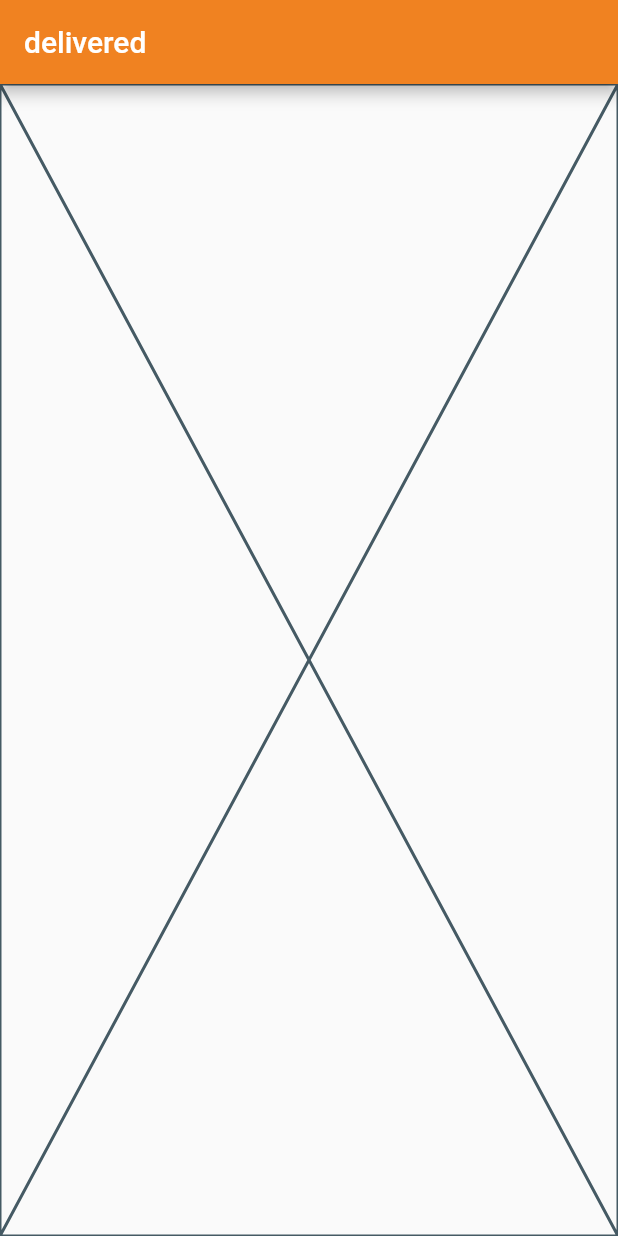
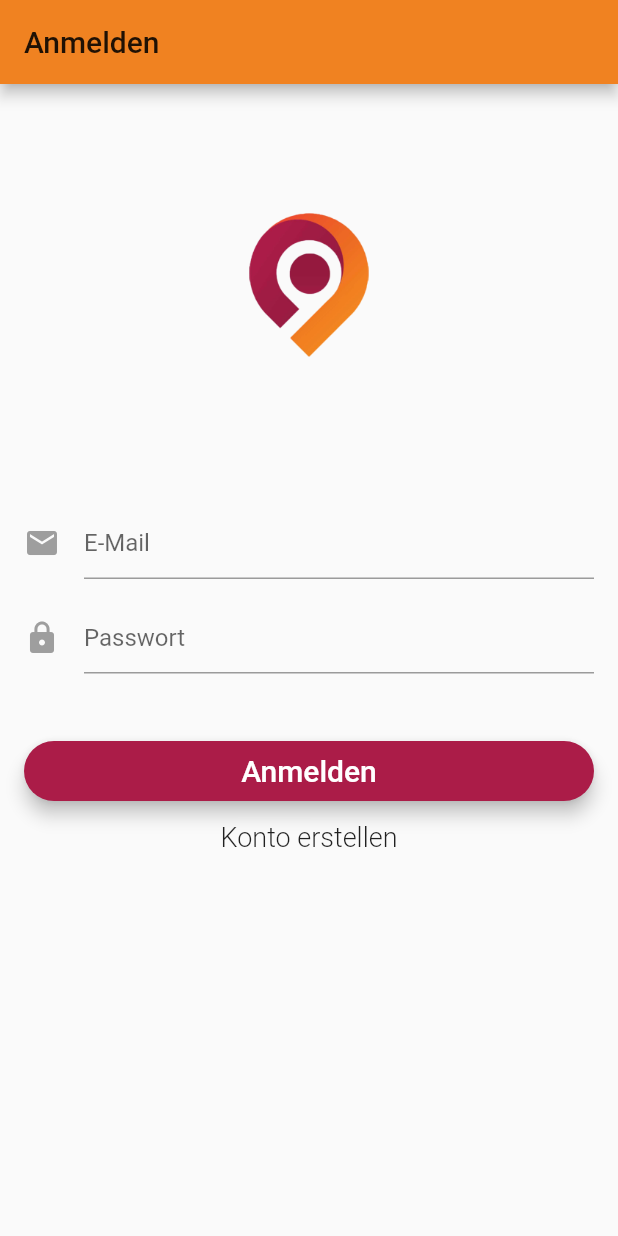
Before and after one commit to wirvsvirus-delivered/app, a Flutter app: the screen it shows after launch, on a phone screen of 412 x 824 dp. Run offline on Flutter 3.47's test engine with Material 2 defaults, Android fonts, the phone set to English and light mode, and no system bars; our stand-ins replace carousel_slider, firebase_auth; accounts and stored records are empty.

Commit message:
Added login page

```diff
--- a/lib/main.dart
+++ b/lib/main.dart
@@ -1,4 +1,5 @@
 import 'package:delivered/pages/root_page.dart';
+import 'package:delivered/services/auth.dart';
 import 'package:flutter/material.dart';
 
 void main() => runApp(MyApp());
@@ -23,8 +24,9 @@ class MyApp extends StatelessWidget {
             900: Color(0xffE5520B)
           }),
           accentColor: Color(0xffab1c48)),
-      darkTheme: ThemeData(brightness: Brightness.dark),
-      home: RootPage(title: 'delivered'),
+      darkTheme: ThemeData(
+          brightness: Brightness.dark, accentColor: Color(0xffab1c48)),
+      home: RootPage(auth: new Auth()),
     );
   }
 }
--- a/lib/pages/login_page.dart
+++ b/lib/pages/login_page.dart
@@ -1,17 +1,17 @@
 import 'package:delivered/services/auth.dart';
 import 'package:flutter/material.dart';
 
-class LoginSignupPage extends StatefulWidget {
-  LoginSignupPage({this.auth, this.loginCallback});
+class LoginPage extends StatefulWidget {
+  LoginPage({this.auth, this.loginCallback});
 
   final BaseAuth auth;
   final VoidCallback loginCallback;
 
   @override
-  State<StatefulWidget> createState() => new _LoginSignupPageState();
+  State<StatefulWidget> createState() => new _LoginPageState();
 }
 
-class _LoginSignupPageState extends State<LoginSignupPage> {
+class _LoginPageState extends State<LoginPage> {
   final _formKey = new GlobalKey<FormState>();
 
   String _email;
@@ -91,7 +91,7 @@ class _LoginSignupPageState extends State<LoginSignupPage> {
   Widget build(BuildContext context) {
     return new Scaffold(
         appBar: new AppBar(
-          title: new Text('Flutter login demo'),
+          title: new Text(_isLoginForm ? 'Anmelden' : 'Registrieren'),
         ),
         body: Stack(
           children: <Widget>[
@@ -178,7 +178,7 @@ class _LoginSignupPageState extends State<LoginSignupPage> {
         child: CircleAvatar(
           backgroundColor: Colors.transparent,
           radius: 48.0,
-          child: Image.asset('assets/flutter-icon.png'),
+          child: Image.asset('assets/logo.png'),
         ),
       ),
     );
@@ -192,12 +192,12 @@ class _LoginSignupPageState extends State<LoginSignupPage> {
         keyboardType: TextInputType.emailAddress,
         autofocus: false,
         decoration: new InputDecoration(
-            hintText: 'Email',
+            hintText: 'E-Mail',
             icon: new Icon(
               Icons.mail,
               color: Colors.grey,
             )),
-        validator: (value) => value.isEmpty ? 'Email can\'t be empty' : null,
+        validator: (value) => value.isEmpty ? 'E-Mail kann nicht lehr sein' : null,
         onSaved: (value) => _email = value.trim(),
       ),
     );
@@ -211,12 +211,12 @@ class _LoginSignupPageState extends State<LoginSignupPage> {
         obscureText: true,
         autofocus: false,
         decoration: new InputDecoration(
-            hintText: 'Password',
+            hintText: 'Passwort',
             icon: new Icon(
               Icons.lock,
               color: Colors.grey,
             )),
-        validator: (value) => value.isEmpty ? 'Password can\'t be empty' : null,
+        validator: (value) => value.isEmpty ? 'Passwort kann nicht lehr sein' : null,
         onSaved: (value) => _password = value.trim(),
       ),
     );
@@ -225,7 +225,7 @@ class _LoginSignupPageState extends State<LoginSignupPage> {
   Widget showSecondaryButton() {
     return new FlatButton(
         child: new Text(
-            _isLoginForm ? 'Create an account' : 'Have an account? Sign in',
+            _isLoginForm ? 'Konto erstellen' : 'Du hast schon einen Konto? Anmelden',
             style: new TextStyle(fontSize: 18.0, fontWeight: FontWeight.w300)),
         onPressed: toggleFormMode);
   }
@@ -239,8 +239,8 @@ class _LoginSignupPageState extends State<LoginSignupPage> {
             elevation: 5.0,
             shape: new RoundedRectangleBorder(
                 borderRadius: new BorderRadius.circular(30.0)),
-            color: Colors.blue,
-            child: new Text(_isLoginForm ? 'Login' : 'Create account',
+            color: Theme.of(context).accentColor,
+            child: new Text(_isLoginForm ? 'Anmelden' : 'Registrieren',
                 style: new TextStyle(fontSize: 20.0, color: Colors.white)),
             onPressed: validateAndSubmit,
           ),
--- a/lib/pages/root_page.dart
+++ b/lib/pages/root_page.dart
@@ -1,22 +1,78 @@
+import 'dart:developer';
+
+import 'package:delivered/pages/login_page.dart';
+import 'package:delivered/pages/main_page.dart';
+import 'package:delivered/services/auth.dart';
 import 'package:flutter/material.dart';
 
+enum AuthStatus {
+  NOT_DETERMINED,
+  NOT_LOGGED_IN,
+  LOGGED_IN,
+}
+
 class RootPage extends StatefulWidget {
-  RootPage({Key key, this.title}) : super(key: key);
+  RootPage({this.auth});
 
-  final String title;
+  final BaseAuth auth;
 
   @override
   _RootPageState createState() => _RootPageState();
 }
 
 class _RootPageState extends State<RootPage> {
+  AuthStatus authStatus = AuthStatus.NOT_DETERMINED;
+  String _userId = "";
+
+  @override
+  void initState() {
+    super.initState();
+    widget.auth.getCurrentUser().then((user) {
+      setState(() {
+        if (user != null) {
+          _userId = user?.uid;
+        }
+        authStatus =
+            user?.uid == null ? AuthStatus.NOT_LOGGED_IN : AuthStatus.LOGGED_IN;
+      });
+    });
+  }
+
+  Widget buildWaitingScreen() {
+    return Scaffold(
+      body: Container(
+        alignment: Alignment.center,
+        child: CircularProgressIndicator(),
+      ),
+    );
+  }
+
+  void loginCallback() {
+    widget.auth.getCurrentUser().then((user) {
+      setState(() {
+        _userId = user.uid.toString();
+      });
+    });
+    setState(() {
+      authStatus = AuthStatus.LOGGED_IN;
+    });
+  }
+
+  void logoutCallback() {
+    setState(() {
+      authStatus = AuthStatus.NOT_LOGGED_IN;
+      _userId = "";
+    });
+  }
+
   @override
   Widget build(BuildContext context) {
-    return Scaffold(
-      appBar: AppBar(
-        title: Text(widget.title, style: TextStyle(color: Color(0xFFFFFFFF))),
-      ),
-      body: Placeholder(),
-    );
+    log("UserId: " + _userId);
+    if (authStatus == AuthStatus.LOGGED_IN) {
+      return new MainPage();
+    } else if (authStatus == AuthStatus.NOT_LOGGED_IN) {
+      return new LoginPage(auth: widget.auth, loginCallback: loginCallback);
+    }
+    return buildWaitingScreen();
   }
 }
--- a/pubspec.yaml
+++ b/pubspec.yaml
@@ -44,9 +44,8 @@ flutter:
   uses-material-design: true
 
   # To add assets to your application, add an assets section, like this:
-  # assets:
-  #   - images/a_dot_burr.jpeg
-  #   - images/a_dot_ham.jpeg
+  assets:
+    - assets/logo.png
 
   # An image asset can refer to one or more resolution-specific "variants", see
   # https://flutter.dev/assets-and-images/#resolution-aware.
```
Also changed, not shown: lib/pages/main_page.dart (added, +17 -0 lines), assets/logo.png (added), lib/pages/slider_page.dart (renamed from lib/pages/intro.dart), 2 other files.
